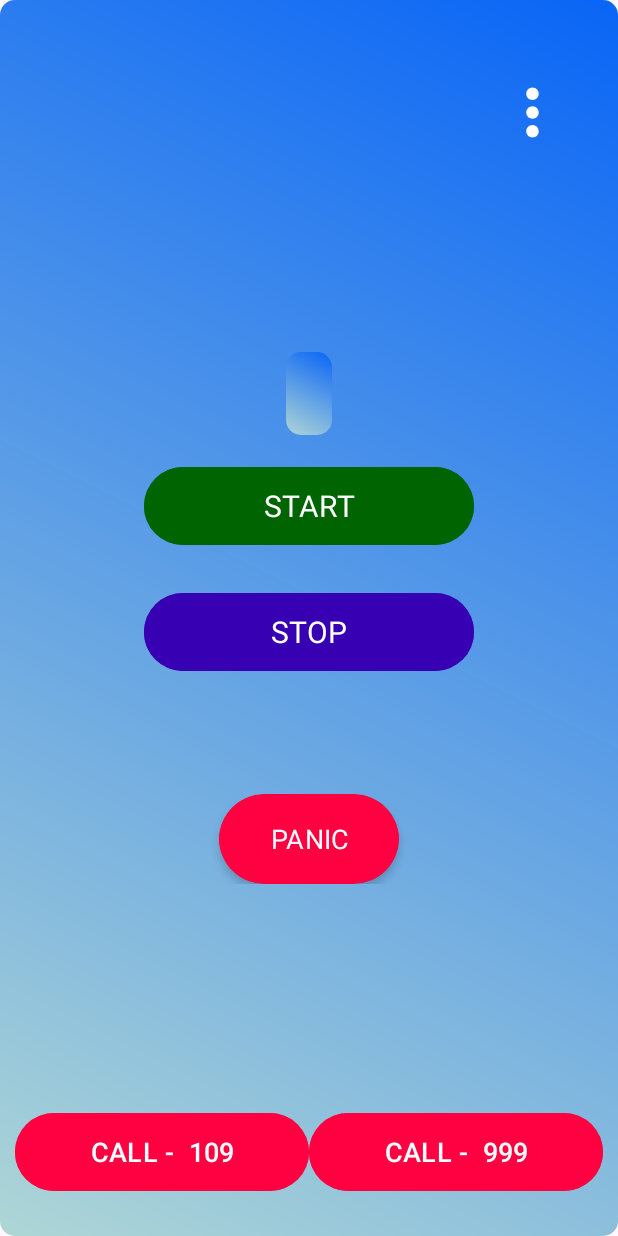
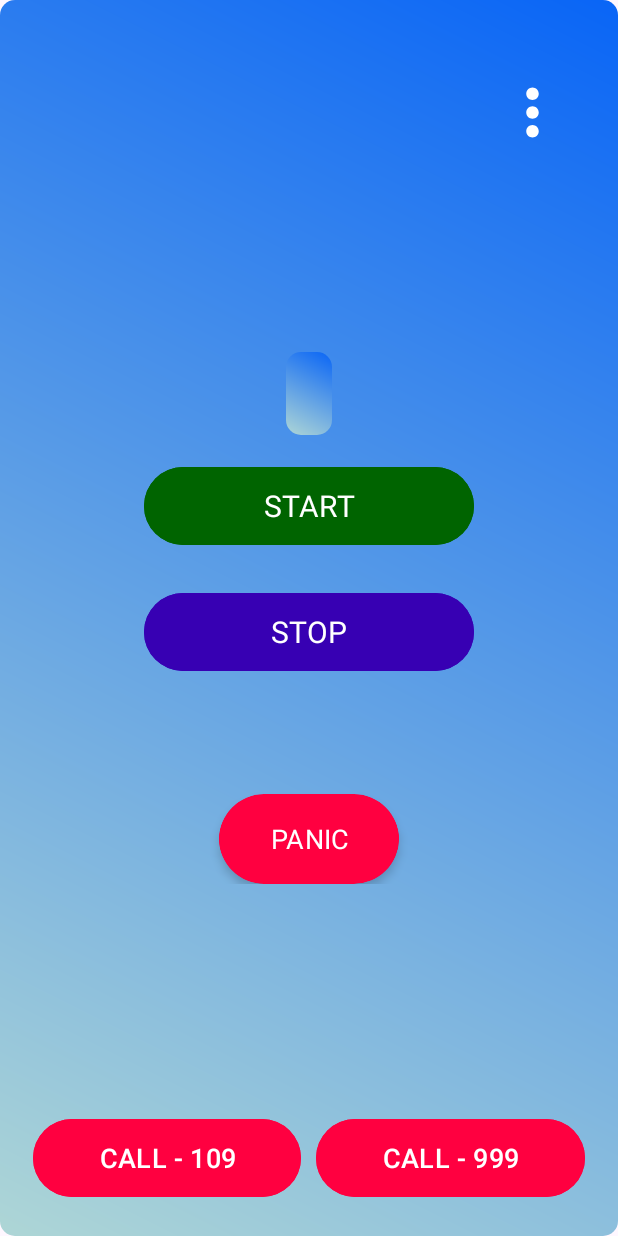
Before and after one commit to dweenmd/WomenSafety_AndroidApp, an Android app: the MainActivity screen opened directly, with no data from a screen before it, on a phone screen of 412 x 824 dp. Run offline under Robolectric (Android 15) with nearby library versions, the light colour scheme and no system bars; Roboto replaces fonts that are not available here.

Commit message:
Update MainActivity with system bars insets and Women Helpline 109 support

```diff
--- a/app/src/main/res/layout/activity_main.xml
+++ b/app/src/main/res/layout/activity_main.xml
@@ -1,11 +1,13 @@
 <RelativeLayout xmlns:android="http://schemas.android.com/apk/res/android"
     xmlns:app="http://schemas.android.com/apk/res-auto"
     xmlns:tools="http://schemas.android.com/tools"
+    android:id="@+id/rootLayout"
     android:layout_width="match_parent"
     android:layout_height="match_parent"
     android:background="@drawable/glass_effect"
     tools:context=".MainActivity">
 
+    <!-- Top menu icon -->
     <ImageView
         android:layout_width="50dp"
         android:layout_height="50dp"
@@ -18,8 +20,7 @@
         app:srcCompat="@drawable/baseline_more_vert_24"
         app:tint="@color/white"/>
 
-
-
+    <!-- Center content -->
     <RelativeLayout
         android:layout_width="wrap_content"
         android:layout_height="wrap_content"
@@ -30,8 +31,6 @@
             android:layout_width="wrap_content"
             android:layout_height="wrap_content"
             android:textSize="18sp"
-            android:textStyle="normal"
-            android:shadowColor="#3a3a3a3a"
             android:fontFamily="@font/alfa_slab_one"
             android:gravity="center"
             android:textColor="@color/white"
@@ -52,7 +51,6 @@
             android:textColor="@color/white"
             android:fontFamily="@font/alfa_slab_one"
             android:textSize="20sp"
-            android:textStyle="normal"
             android:backgroundTint="@color/dark_green"
             android:layout_centerHorizontal="true"/>
 
@@ -67,8 +65,7 @@
             android:fontFamily="@font/alfa_slab_one"
             android:textColor="@color/white"
             android:textSize="20sp"
-            android:textStyle="normal"
-           android:backgroundTint="@color/purple_700"
+            android:backgroundTint="@color/purple_700"
             android:layout_centerHorizontal="true"/>
 
         <androidx.cardview.widget.CardView
@@ -79,7 +76,7 @@
             android:layout_centerHorizontal="true"
             app:cardCornerRadius="40dp"
             app:cardElevation="4dp"
-            app:cardBackgroundColor="@color/red">  <!-- Use this instead of android:background -->
+            app:cardBackgroundColor="@color/red">
 
             <com.google.android.material.button.MaterialButton
                 android:id="@+id/btn_panic"
@@ -89,42 +86,40 @@
                 android:onClick="sendPanicSMS"
                 android:text="PANIC"
                 android:textColor="@color/white"
-                android:textSize="18dp"
-                android:textStyle="normal"
-                android:backgroundTint="@color/red" />  <!-- Ensure the button itself is also red -->
+                android:textSize="18sp"
+                android:backgroundTint="@color/red" />
         </androidx.cardview.widget.CardView>
 
+    </RelativeLayout>
 
-
-
-
-
-    </RelativeLayout>
+    <!-- Bottom emergency buttons -->
     <LinearLayout
+        android:id="@+id/bottomBar"
         android:layout_width="match_parent"
         android:layout_height="wrap_content"
         android:layout_alignParentBottom="true"
-        android:layout_marginBottom="16dp"
         android:gravity="center"
-        android:orientation="horizontal">
-
+        android:orientation="horizontal"
+        android:padding="12dp">
 
         <com.google.android.material.button.MaterialButton
             android:id="@+id/btn_sos_109"
             android:layout_width="0dp"
             android:layout_height="60dp"
             android:layout_weight="1"
-            android:text="CALL -  109"
+            android:text="CALL - 109"
             android:textSize="18sp"
             android:textColor="@color/white"
             android:backgroundTint="@color/red"
             android:onClick="callSOS109"/>
+
         <com.google.android.material.button.MaterialButton
             android:id="@+id/btn_sos_999"
             android:layout_width="0dp"
             android:layout_height="60dp"
+            android:layout_marginStart="10dp"
             android:layout_weight="1"
-            android:text="CALL -  999"
+            android:text="CALL - 999"
             android:textSize="18sp"
             android:textColor="@color/white"
             android:backgroundTint="@color/red"
--- a/gradle/libs.versions.toml
+++ b/gradle/libs.versions.toml
@@ -1,5 +1,5 @@
 [versions]
-agp = "8.8.0"
+agp = "8.13.2"
 junit = "4.13.2"
 junitVersion = "1.2.1"
 espressoCore = "3.6.1"
--- a/settings.gradle
+++ b/settings.gradle
@@ -11,6 +11,9 @@ pluginManagement {
         gradlePluginPortal()
     }
 }
+plugins {
+    id 'org.gradle.toolchains.foojay-resolver-convention' version '0.10.0'
+}
 dependencyResolutionManagement {
     repositoriesMode.set(RepositoriesMode.FAIL_ON_PROJECT_REPOS)
     repositories {
```
Also changed, not shown: app/src/main/java/com/example/womensafety/MainActivity.java (+51 -34 lines), gradle/wrapper/gradle-wrapper.properties, 1 other file.
